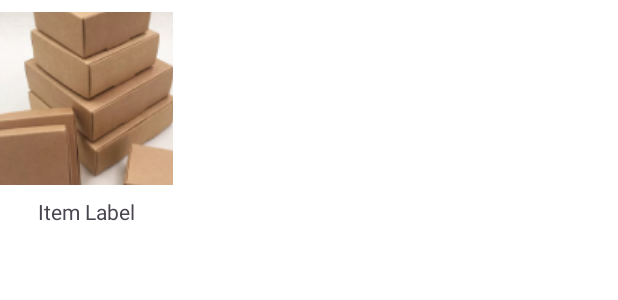
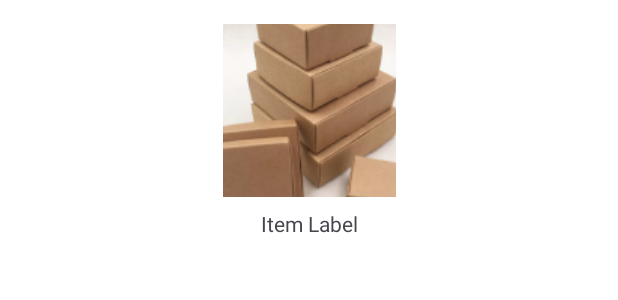
Before and after one commit to VerlyTan11/Bartems, an Android app: the layout item_image_button.xml on its own in the app's theme, with its tools: preview values and no code run, on a phone screen of 412 x 824 dp. Shown: the top 300 px of the screen. Run offline under Robolectric (Android 15) with nearby library versions, the phone set to English and light mode, and no system bars.

Commit message:
Benerin tampilan home

```diff
--- a/app/src/main/res/layout/item_image_button.xml
+++ b/app/src/main/res/layout/item_image_button.xml
@@ -9,9 +9,8 @@
         android:id="@+id/itemImageButton"
         android:layout_width="115dp"
         android:layout_height="115dp"
-        android:layout_marginTop="8dp"
+        android:layout_marginTop="16dp"
         app:layout_constraintEnd_toEndOf="parent"
-        app:layout_constraintHorizontal_bias="0.0"
         app:layout_constraintStart_toStartOf="parent"
         app:layout_constraintTop_toTopOf="parent"
         app:srcCompat="@drawable/box"
```
